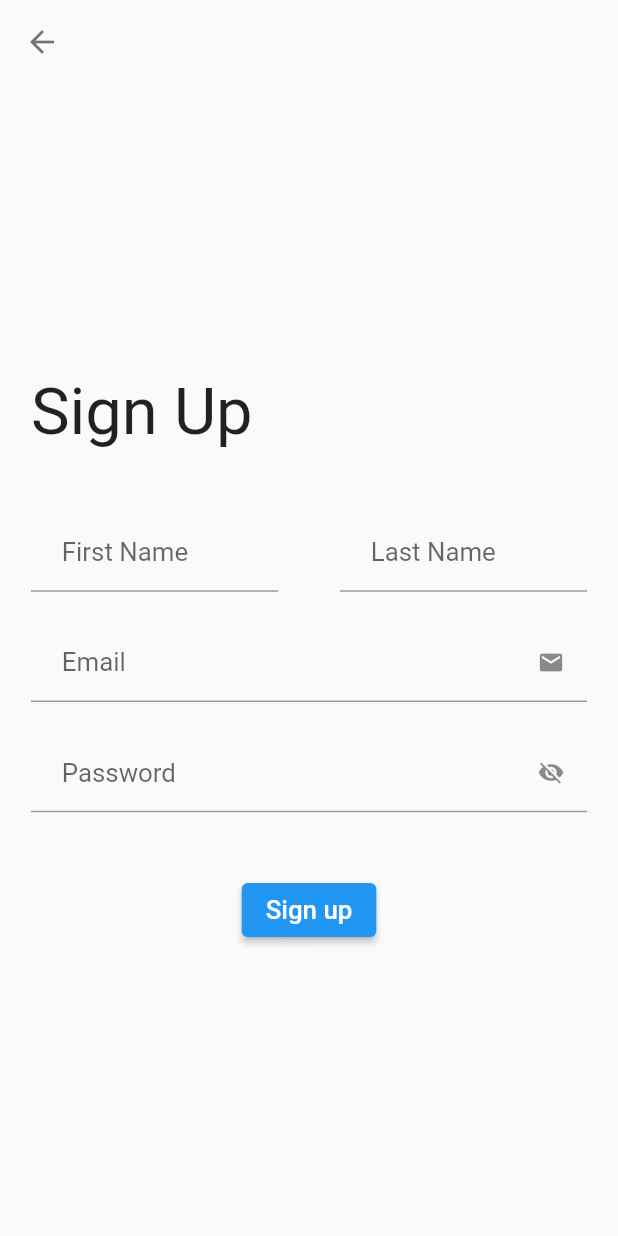
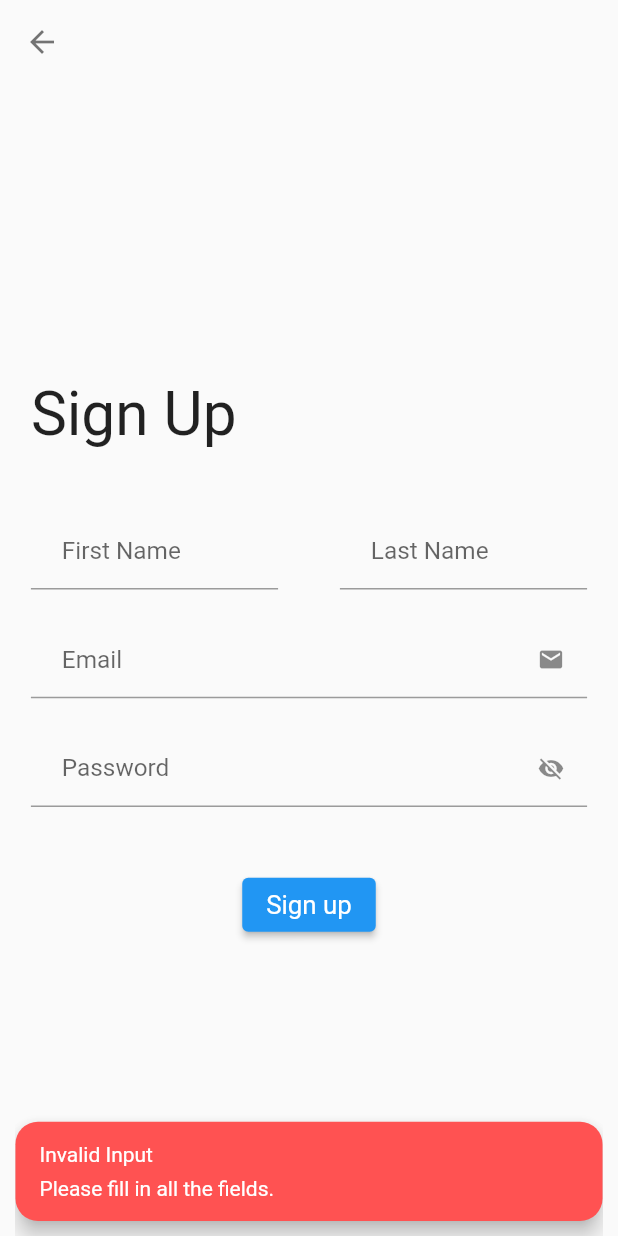
Before and after one commit to ShinMyth/flutter_restaurant, a Flutter app: the SignupScreenView screen opened directly, after a tap on "Sign up", on a phone screen of 412 x 824 dp. Run offline on Flutter 3.47's test engine with Material 2 defaults, Android fonts, the phone set to English and light mode, and no system bars; our stand-ins replace cached_network_image, cloud_firestore, firebase_auth, firebase_core, firebase_storage, responsive_sizer; accounts and stored records are empty.

```diff
--- /dev/null
+++ b/lib/constants/app_globals.dart
@@ -0,0 +1,4 @@
+import 'package:flutter/material.dart';
+
+final GlobalKey<ScaffoldMessengerState> scaffoldMessengerKey =
+    GlobalKey<ScaffoldMessengerState>();
--- a/lib/main.dart
+++ b/lib/main.dart
@@ -1,3 +1,4 @@
+import 'package:restaurant/constants/app_globals.dart';
 import 'package:restaurant/screens/splash_screen/splash_screen_view.dart';
 import 'package:flutter/material.dart';
 import 'package:flutter/services.dart';
@@ -24,6 +25,7 @@ class MyApp extends StatelessWidget {
         return MaterialApp(
           title: "Flutter Restaurant",
           home: const SplashScreenView(),
+          scaffoldMessengerKey: scaffoldMessengerKey,
           theme: Theme.of(context).copyWith(
             pageTransitionsTheme: const PageTransitionsTheme(
               builders: {
--- a/lib/screens/signup_screen/signup_screen_view.dart
+++ b/lib/screens/signup_screen/signup_screen_view.dart
@@ -1,3 +1,7 @@
+import 'package:restaurant/screens/menu_screen/menu_screen_view.dart';
+import 'package:restaurant/services/firebase_authentication_service.dart';
+import 'package:restaurant/shared/shared_loading.dart';
+import 'package:restaurant/shared/shared_snackbar.dart';
 import 'package:restaurant/widgets/custom_textfield.dart';
 import 'package:flutter/material.dart';
 import 'package:responsive_sizer/responsive_sizer.dart';
@@ -22,6 +26,52 @@ class _SignupScreenViewState extends State<SignupScreenView> {
     });
   }
 
+  Future<void> signUp() async {
+    FocusManager.instance.primaryFocus?.unfocus();
+
+    // Checks if there is no input for firstName, lastName, email and password
+    if (firstName.text.isEmpty ||
+        lastName.text.isEmpty ||
+        email.text.isEmpty ||
+        password.text.isEmpty) {
+      showSharedSnackbar(
+        title: "Invalid Input",
+        message: "Please fill in all the fields.",
+      );
+
+      return;
+    }
+
+    showSharedLoading(context: context);
+
+    // Calls firebase function for signup
+    bool result = await FirebaseAuthenticationService().signUp(
+      email: email.text,
+      password: password.text,
+    );
+
+    // If the firebase signup is true then update display name
+    if (result) {
+      await FirebaseAuthenticationService().updateDisplayName(
+        firstName: firstName.text,
+        lastName: lastName.text,
+      );
+    }
+
+    Navigator.pop(context);
+
+    // If the firebase signup is true then navigate to home screen
+    if (result) {
+      Navigator.pushAndRemoveUntil(
+        context,
+        MaterialPageRoute(
+          builder: (context) => const MenuScreenView(),
+        ),
+        (Route<dynamic> route) => false,
+      );
+    }
+  }
+
   @override
   Widget build(BuildContext context) {
     return GestureDetector(
@@ -43,7 +93,7 @@ class _SignupScreenViewState extends State<SignupScreenView> {
                 child: Text(
                   "Sign Up",
                   style: TextStyle(
-                    fontSize: 27.sp,
+                    fontSize: 26.sp,
                   ),
                 ),
               ),
@@ -92,11 +142,12 @@ class _SignupScreenViewState extends State<SignupScreenView> {
               ),
               SizedBox(height: 5.h),
               ElevatedButton(
-                onPressed: () {},
+                onPressed: () => signUp(),
                 child: Text(
                   "Sign up",
                   style: TextStyle(
                     fontSize: 17.sp,
+                    fontWeight: FontWeight.w400,
                   ),
                 ),
               ),
--- /dev/null
+++ b/lib/shared/shared_snackbar.dart
@@ -0,0 +1,31 @@
+import 'package:restaurant/constants/app_globals.dart';
+import 'package:flutter/material.dart';
+import 'package:responsive_sizer/responsive_sizer.dart';
+
+showSharedSnackbar({
+  required String title,
+  required String message,
+}) {
+  return scaffoldMessengerKey.currentState!.showSnackBar(
+    SnackBar(
+      width: 95.w,
+      shape: RoundedRectangleBorder(borderRadius: BorderRadius.circular(15)),
+      backgroundColor: Colors.redAccent,
+      behavior: SnackBarBehavior.floating,
+      duration: const Duration(seconds: 2),
+      content: Column(
+        mainAxisSize: MainAxisSize.min,
+        crossAxisAlignment: CrossAxisAlignment.start,
+        children: [
+          Text(
+            title,
+          ),
+          SizedBox(height: 0.75.h),
+          Text(
+            message,
+          ),
+        ],
+      ),
+    ),
+  );
+}
--- a/lib/widgets/custom_textfield.dart
+++ b/lib/widgets/custom_textfield.dart
@@ -30,7 +30,7 @@ class _CustomTextFieldState extends State<CustomTextField> {
       cursorColor: Theme.of(context).primaryColor,
       keyboardType: TextInputType.visiblePassword,
       style: TextStyle(
-        fontSize: 17.sp,
+        fontSize: 16.5.sp,
       ),
       decoration: InputDecoration(
         isDense: true,
@@ -41,7 +41,7 @@ class _CustomTextFieldState extends State<CustomTextField> {
         ),
         hintText: widget.hintText,
         hintStyle: TextStyle(
-          fontSize: 17.sp,
+          fontSize: 16.5.sp,
         ),
         suffixIcon: widget.suffixIcon,
       ),
--- a/pubspec.yaml
+++ b/pubspec.yaml
@@ -49,6 +49,9 @@ dependencies:
 
   # A Flutter plugin to use the Firebase Cloud Storage API.
   firebase_storage: 10.2.16
+
+  # A Flutter plugin to use the Firebase Authentication API.
+  firebase_auth: 3.3.18
 
 dependency_overrides:
   firebase_core_platform_interface: 4.3.0
```
Also changed, not shown: lib/screens/menu_screen/menu_screen_view.dart (+52 -22 lines), lib/screens/signin_screen/signin_screen_view.dart (+57 -4 lines), lib/services/firebase_authentication_service.dart (added, +89 -0 lines), lib/shared/shared_dialog.dart (added, +81 -0 lines), lib/shared/shared_loading.dart (added, +20 -0 lines), pubspec.lock, 1 other file.
